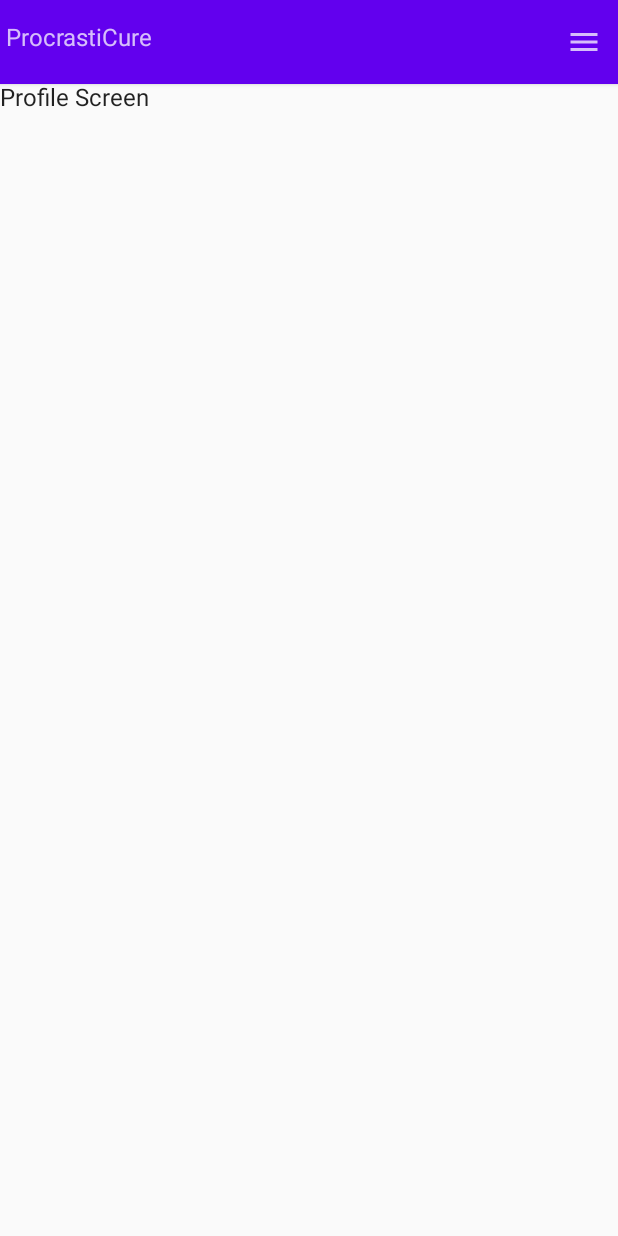
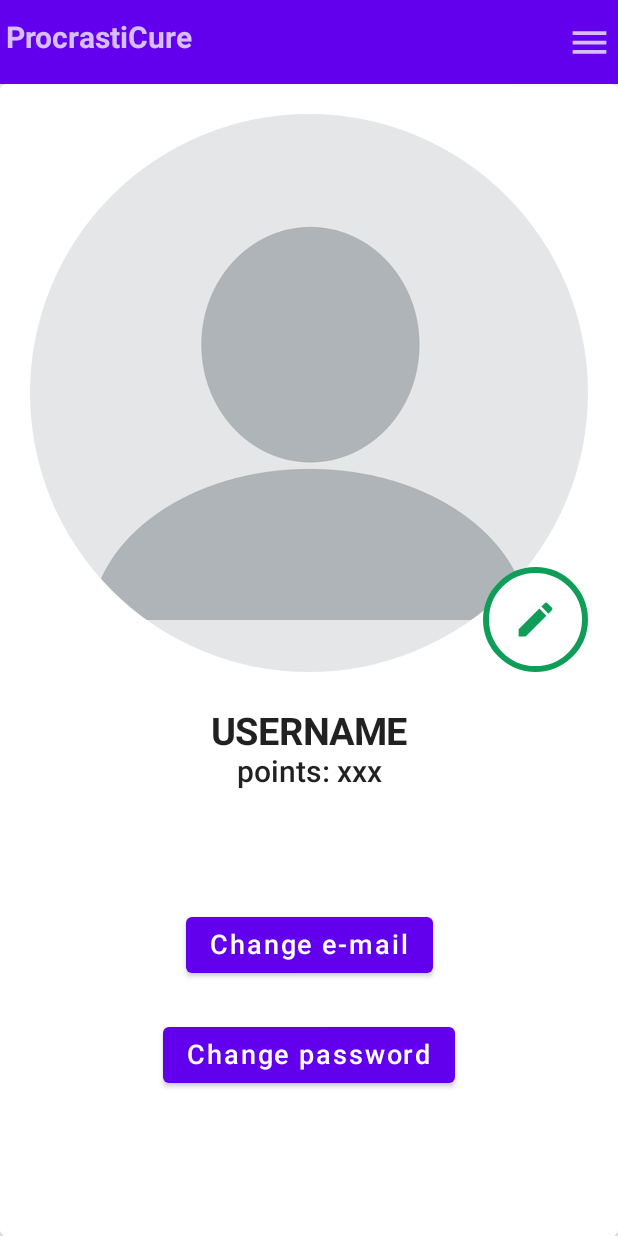
Before and after one commit to saraHoeferer/ProcrastiCure, an Android app built with Jetpack Compose: the ProfileScreen screen opened through its navigation route, on a phone screen of 412 x 824 dp. Run offline under Robolectric (Android 15) with nearby library versions, the light colour scheme and no system bars.

Commit message:
Profile Screen finished

```diff
--- a/app/build.gradle
+++ b/app/build.gradle
@@ -54,6 +54,7 @@ dependencies {
     implementation "androidx.compose.ui:ui:$compose_ui_version"
     implementation "androidx.compose.ui:ui-tooling-preview:$compose_ui_version"
     implementation 'androidx.compose.material:material:1.2.0'
+    implementation 'androidx.navigation:navigation-runtime-ktx:2.5.3'
     testImplementation 'junit:junit:4.13.2'
     androidTestImplementation 'androidx.test.ext:junit:1.1.5'
     androidTestImplementation 'androidx.test.espresso:espresso-core:3.5.1'
--- a/app/src/main/java/com/example/procrasticure/Screens/profileScreen.kt
+++ b/app/src/main/java/com/example/procrasticure/Screens/profileScreen.kt
@@ -1,17 +1,102 @@
 package com.example.procrasticure.Screens
 
-import androidx.compose.foundation.layout.Column
-import androidx.compose.material.Text
+import android.widget.Toast
+import androidx.compose.foundation.BorderStroke
+import androidx.compose.foundation.Image
+import androidx.compose.foundation.background
+import androidx.compose.foundation.layout.*
+import androidx.compose.foundation.shape.CircleShape
+import androidx.compose.material.*
+import androidx.compose.material.icons.Icons
+import androidx.compose.material.icons.filled.Check
+import androidx.compose.material.icons.filled.Edit
+import androidx.compose.material.icons.rounded.Edit
 import androidx.compose.runtime.Composable
+import androidx.compose.ui.Alignment
+import androidx.compose.ui.Modifier
+import androidx.compose.ui.draw.clip
+import androidx.compose.ui.graphics.Color
+import androidx.compose.ui.platform.LocalContext
+import androidx.compose.ui.res.painterResource
+import androidx.compose.ui.text.font.FontWeight
+import androidx.compose.ui.unit.dp
+import androidx.compose.ui.unit.sp
 import androidx.navigation.NavController
+import com.example.procrasticure.R
 import com.example.procrasticure.Widgets.TopMenu
 
 // show user profile
-
 @Composable
 fun ProfileScreen(navController: NavController){
     Column() {
         TopMenu(navController = navController)
-        Text(text = "Profile Screen")
+        ProfileDetails()
     }
 }
+
+@Composable
+fun ProfileDetails(){
+    Card(modifier = Modifier) {
+        val mContext = LocalContext.current
+
+        Column(
+            modifier = Modifier
+                .fillMaxWidth()
+                .padding(20.dp), horizontalAlignment = Alignment.CenterHorizontally
+        ) {
+            Box(modifier = Modifier) {
+                Image(
+                    modifier = Modifier.clip(CircleShape),
+                    painter = painterResource(id = R.drawable.profilepicture),
+                    contentDescription = "Profile"
+                )
+
+                OutlinedButton(
+                    onClick = {
+                        Toast.makeText(
+                            mContext,
+                            "This is a Circular Button with a + Icon",
+                            Toast.LENGTH_LONG
+                        ).show()
+                    },
+                    modifier = Modifier.size(70.dp).align(Alignment.BottomEnd),
+                    shape = CircleShape,
+                    border = BorderStroke(4.dp, Color(0XFF0F9D58)),
+                    contentPadding = PaddingValues(0.dp),
+                    colors = ButtonDefaults.outlinedButtonColors(contentColor = Color.Blue)
+                ) {
+                    // Adding an Icon "Add" inside the Button
+                    Icon(modifier = Modifier
+                        .size(30.dp),
+                        imageVector = Icons.Default.Edit,
+                        contentDescription = "edit profile picture",
+                        tint = Color(0XFF0F9D58),
+
+                    )
+                }
+            }
+
+                Spacer(modifier = Modifier.size(25.dp))
+
+                Text(text = "USERNAME", fontSize = 25.sp, fontWeight = FontWeight.Bold)
+                Text(text = "points: xxx", fontSize = 20.sp, fontWeight = FontWeight.SemiBold)
+
+                Spacer(modifier = Modifier.size(80.dp))
+
+            Button(onClick = { /*TODO*/ }) {
+                    Text(text = "Change e-mail", fontSize = 18.sp)
+                }
+                Spacer(modifier = Modifier.size(25.dp))
+
+                Button(onClick = { /*TODO*/ }) {
+                    Text(text = "Change password", fontSize = 18.sp)
+                }
+
+                Spacer(modifier = Modifier.size(100.dp))
+
+                Button(onClick = { /*TODO*/ }) {
+                    Text(text = "Delete Account", fontSize = 18.sp)
+                }
+            }
+        }
+}
--- a/app/src/main/java/com/example/procrasticure/Widgets/AppBar.kt
+++ b/app/src/main/java/com/example/procrasticure/Widgets/AppBar.kt
@@ -1,10 +1,7 @@
 package com.example.procrasticure.Widgets
 
 import androidx.compose.foundation.clickable
-import androidx.compose.foundation.layout.Box
-import androidx.compose.foundation.layout.Row
-import androidx.compose.foundation.layout.Spacer
-import androidx.compose.foundation.layout.width
+import androidx.compose.foundation.layout.*
 import androidx.compose.material.DropdownMenu
 import androidx.compose.material.DropdownMenuItem
 import androidx.compose.material.Icon
@@ -14,7 +11,9 @@ import androidx.compose.material.icons.filled.Menu
 import androidx.compose.runtime.*
 import androidx.compose.ui.Alignment
 import androidx.compose.ui.Modifier
+import androidx.compose.ui.text.font.FontWeight
 import androidx.compose.ui.unit.dp
+import androidx.compose.ui.unit.sp
 import androidx.navigation.NavController
 import com.example.procrasticure.Screens.Screen
 
@@ -23,13 +22,15 @@ fun TopMenu(navController: NavController){
     var showMenu by remember { mutableStateOf(false) }
     androidx.compose.material.TopAppBar(elevation = 2.dp) {
         Row() {
-            Text(text = "ProcrastiCure")
-            Spacer(modifier = Modifier.width(275.dp))
+            Text(text = "ProcrastiCure", fontSize = 20.sp, fontWeight = FontWeight.Bold)
+            Spacer(modifier = Modifier.weight(1f))
             Box(contentAlignment = Alignment.TopEnd) {
                 Icon(
                     imageVector = Icons.Default.Menu,
                     contentDescription = "menu",
-                    modifier = Modifier.clickable { showMenu = !showMenu })
+                    modifier = Modifier
+                        .size(30.dp)
+                        .clickable { showMenu = !showMenu })
                 DropdownMenu(expanded = showMenu, onDismissRequest = { showMenu = false }) {
                     DropdownMenuItem(onClick = { navController.navigate(Screen.ProfileScreen.route) }) {
                         Text(text = "Profile")
--- a/app/src/main/java/com/example/procrasticure/ui/theme/Theme.kt
+++ b/app/src/main/java/com/example/procrasticure/ui/theme/Theme.kt
@@ -5,6 +5,7 @@ import androidx.compose.material.MaterialTheme
 import androidx.compose.material.darkColors
 import androidx.compose.material.lightColors
 import androidx.compose.runtime.Composable
+import androidx.compose.ui.graphics.Color
 
 private val DarkColorPalette = darkColors(
     primary = Purple200,
```
Also changed, not shown: app/src/main/res/drawable/profilepicture.png (added).
